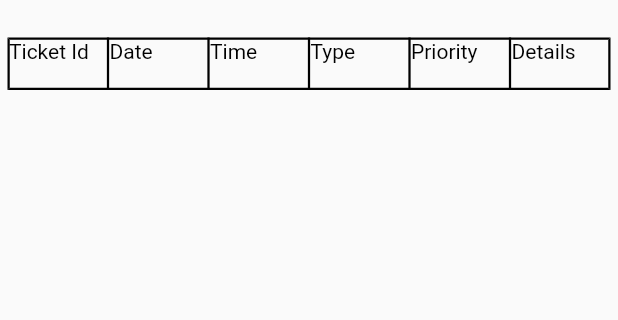
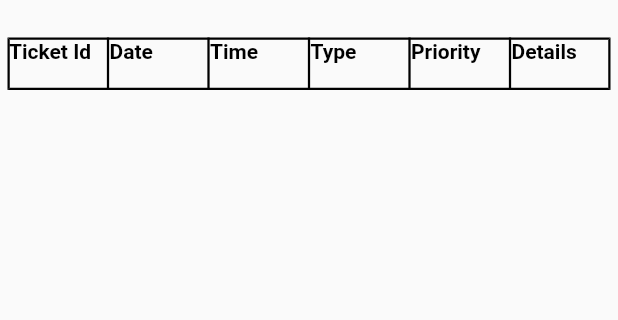
Before and after one commit to ranjansinghaditya123/Vadodra-smart-City, a Flutter app: the Dashboard screen opened directly, after a tap on "Completed Tickets", on a phone screen of 412 x 824 dp, the part 126-446 px from its top. Run offline on Flutter 3.47's test engine with Material 2 defaults, Android fonts, the phone set to English and light mode, and no system bars; our stand-ins replace geolocator, image_picker, shared_preferences; accounts and stored records are empty; network calls fail.

Commit message:
last change hope

```diff
--- a/lib/Dashboard.dart
+++ b/lib/Dashboard.dart
@@ -158,10 +158,10 @@ class _DashboardState extends State<Dashboard> {
                           crossAxisAlignment: CrossAxisAlignment.center,
                           children: <Widget>[
                             Container(
-                              child: Text('User Name: ',style: TextStyle(color: Colors.black,fontSize: 15)),
+                              child: Text('User Name: ',style: TextStyle(color: Colors.black,fontSize: 15,fontWeight:FontWeight.bold)),
                             ),
                             Container(
-                              child: Text(loggedInUser,style: TextStyle(color: Colors.blue,fontSize: 12)),
+                              child: Text(loggedInUser,style: TextStyle(color: Colors.black,fontSize: 12)),
                             ),
                           ],
                         ),
@@ -176,10 +176,10 @@ class _DashboardState extends State<Dashboard> {
                         Row(
                           children: <Widget>[
                             Container(
-                              child: Text('User Logged Since: ',style: TextStyle(color: Colors.black,fontSize: 15)),
+                              child: Text('User Logged Since: ',style: TextStyle(color: Colors.black,fontSize: 15,fontWeight:FontWeight.bold)),
                             ),
                             Container(
-                              child: Text(GetDateAndTime(),style: TextStyle(color: Colors.blue,fontSize: 12)),
+                              child: Text(GetDateAndTime(),style: TextStyle(color: Colors.black,fontSize: 12)),
                             ),
                           ],
                           crossAxisAlignment: CrossAxisAlignment.start,
--- a/lib/MycasesSmall.dart
+++ b/lib/MycasesSmall.dart
@@ -182,34 +182,34 @@ class _CasessmallState extends State<Casessmall> {
                                 padding: EdgeInsets.all(1),
                                 height: 35,
                                 width: 70,
-                                child: Text('Ticket Id',style: TextStyle(color: Colors.black,fontSize: 14),),),
+                                child: Text('Ticket Id',style: TextStyle(color: Colors.black,fontSize: 14,fontWeight: FontWeight.bold),),),
                             ],
                           ),
                           Container(
                             padding: EdgeInsets.all(1),
                             height: 35,
                             width: 70,
-                            child: Text('Date',style: TextStyle(color: Colors.black,fontSize: 14),),),
+                            child: Text('Date',style: TextStyle(color: Colors.black,fontSize: 14,fontWeight: FontWeight.bold),),),
                           Container(
                               padding: EdgeInsets.all(1),
                               height: 35,
                               width: 70,
-                              child: Text('Time',style: TextStyle(color: Colors.black,fontSize: 14),)),
+                              child: Text('Time',style: TextStyle(color: Colors.black,fontSize: 14,fontWeight: FontWeight.bold),)),
                           Container(
                             padding: EdgeInsets.all(1),
                             height: 35,
                             width: 70,
-                            child: Text('Type',style: TextStyle(color: Colors.black,fontSize: 14),),),
+                            child: Text('Type',style: TextStyle(color: Colors.black,fontSize: 14,fontWeight: FontWeight.bold),),),
                           Container(
                             padding: EdgeInsets.all(1),
                             height: 35,
                             width: 70,
-                            child: Text('Priority',style: TextStyle(color: Colors.black,fontSize: 14),),),
+                            child: Text('Priority',style: TextStyle(color: Colors.black,fontSize: 14,fontWeight: FontWeight.bold),),),
                           Container(
                             padding: EdgeInsets.all(1),
                             height: 35,
                             width: 70,
-                            child: Text('Details',style: TextStyle(color: Colors.black,fontSize: 14),),),
+                            child: Text('Details',style: TextStyle(color: Colors.black,fontSize: 14,fontWeight: FontWeight.bold),),),
                         ],
                       ),
                     ],
@@ -252,7 +252,7 @@ class _CasessmallState extends State<Casessmall> {
                                         padding: EdgeInsets.all(1),
                                         height: 35,
                                         width: 70,
-                                        child: Text(myCases[index]['id'].toString(),style: TextStyle(color: Colors.blue,fontSize: 12),),),
+                                        child: Text(myCases[index]['id'].toString(),style: TextStyle(color: Colors.black,fontSize: 12),),),
                                     ],
                                   ),
                                   Column(
@@ -266,7 +266,7 @@ class _CasessmallState extends State<Casessmall> {
                                         padding: EdgeInsets.all(1),
                                         height: 35,
                                         width: 70,
-                                        child: Text(myCases[index]['closedtime'],style: TextStyle(color: Colors.blue,fontSize: 12),),)
+                                        child: Text(myCases[index]['closedtime'],style: TextStyle(color: Colors.black,fontSize: 12),),)
                                     ],
                                   ),
                                   Column(
@@ -280,7 +280,7 @@ class _CasessmallState extends State<Casessmall> {
                                         padding: EdgeInsets.all(1),
                                         height: 35,
                                         width: 70,
-                                        child: Text(myCases[index]['time'],style: TextStyle(color: Colors.blue,fontSize: 12),),)
+                                        child: Text(myCases[index]['time'],style: TextStyle(color: Colors.black,fontSize: 12),),)
                                     ],
                                   ),
                                   Column(
@@ -294,7 +294,7 @@ class _CasessmallState extends State<Casessmall> {
                                         padding: EdgeInsets.all(1),
                                         height: 35,
                                         width: 70,
-                                        child: Text(myCases[index]['type'],style: TextStyle(color: Colors.blue,fontSize: 12),),)
+                                        child: Text(myCases[index]['type'],style: TextStyle(color: Colors.black,fontSize: 12),),)
                                     ],
                                   ),
                                   Column(
@@ -308,7 +308,7 @@ class _CasessmallState extends State<Casessmall> {
                                         padding: EdgeInsets.all(1),
                                         height: 35,
                                         width: 70,
-                                        child: Text(myCases[index]['priority'],style: TextStyle(color: Colors.blue,fontSize: 12),),)
+                                        child: Text(myCases[index]['priority'],style: TextStyle(color: Colors.black,fontSize: 12),),)
                                     ],
                                   ),
                                   Column(
```
Also changed, not shown: lib/AssignedCases.dart (+24 -24 lines), lib/AssignedCasesSmall.dart (+11 -11 lines), lib/MyCases.dart (+24 -24 lines), lib/main.dart (line endings or trailing spaces).
